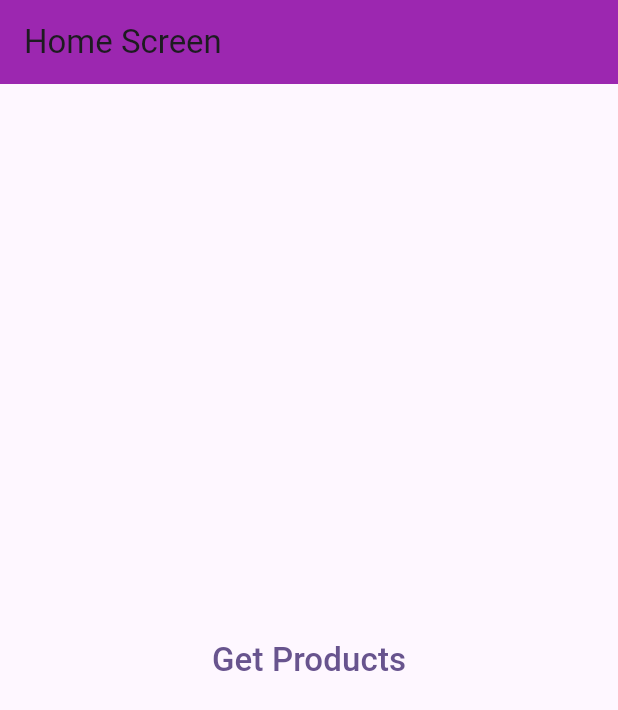
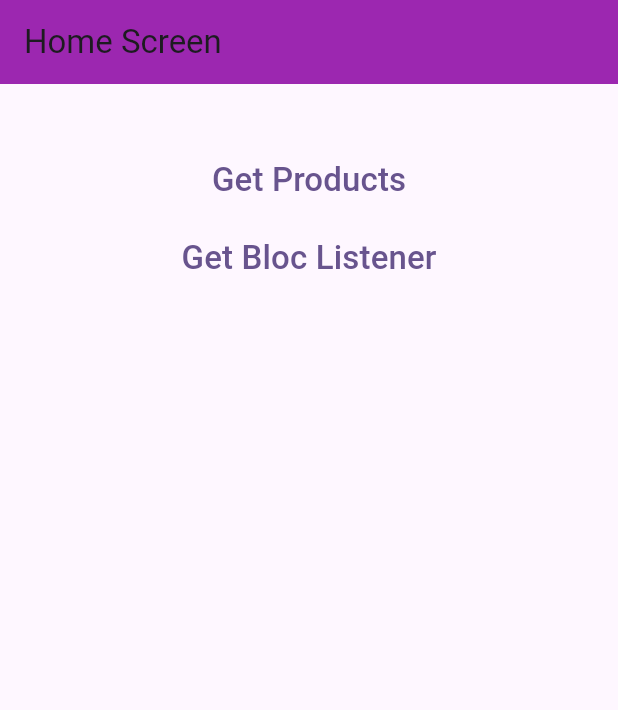
Before and after one commit to MehediMashfan086/flutter-bloc-API-project, a Flutter app: the screen it shows after launch, on a phone screen of 412 x 824 dp. Shown: the top 710 px of the screen. Run offline on Flutter 3.47's test engine with Material 3 defaults, Android fonts, the phone set to English and light mode, and no system bars; our stand-ins replace bloc, equatable, flutter_bloc.

Commit message:
feat(blocListener): processing

```diff
--- a/lib/screens/home_screen.dart
+++ b/lib/screens/home_screen.dart
@@ -1,3 +1,4 @@
+import 'package:bloc_api_project/screens/bloc_listener_screen.dart';
 import 'package:bloc_api_project/screens/product_screen.dart';
 import 'package:flutter/material.dart';
 
@@ -12,7 +13,12 @@ class HomeScreen extends StatelessWidget {
         backgroundColor: Colors.purple,
       ),
       body: Center(
-        child: TextButton(
+        child: Column(
+          children: [
+            SizedBox(
+              height: 40,
+            ),
+            TextButton(
               onPressed: () {
                 Navigator.push(
                   context,
@@ -28,6 +34,27 @@ class HomeScreen extends StatelessWidget {
                 style: TextStyle(fontSize: 22),
               ),
             ),
+            const SizedBox(
+              height: 4,
+            ),
+            TextButton(
+              onPressed: () {
+                Navigator.push(
+                  context,
+                  MaterialPageRoute(
+                    builder: (context) {
+                      return const BlocListenerScreen();
+                    },
+                  ),
+                );
+              },
+              child: const Text(
+                "Get Bloc Listener",
+                style: TextStyle(fontSize: 22),
+              ),
+            ),
+          ],
+        ),
       ),
     );
   }
```
Also changed, not shown: lib/screens/bloc_listener_screen.dart (added, +35 -0 lines). Lines whose indentation alone changed are shown as unchanged.
